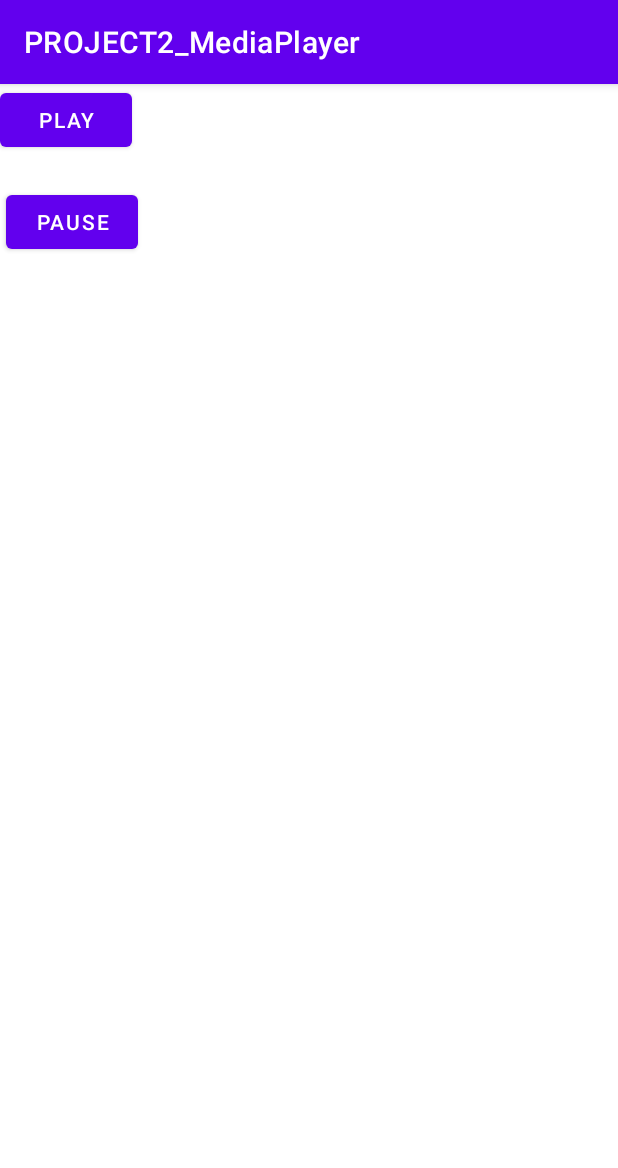
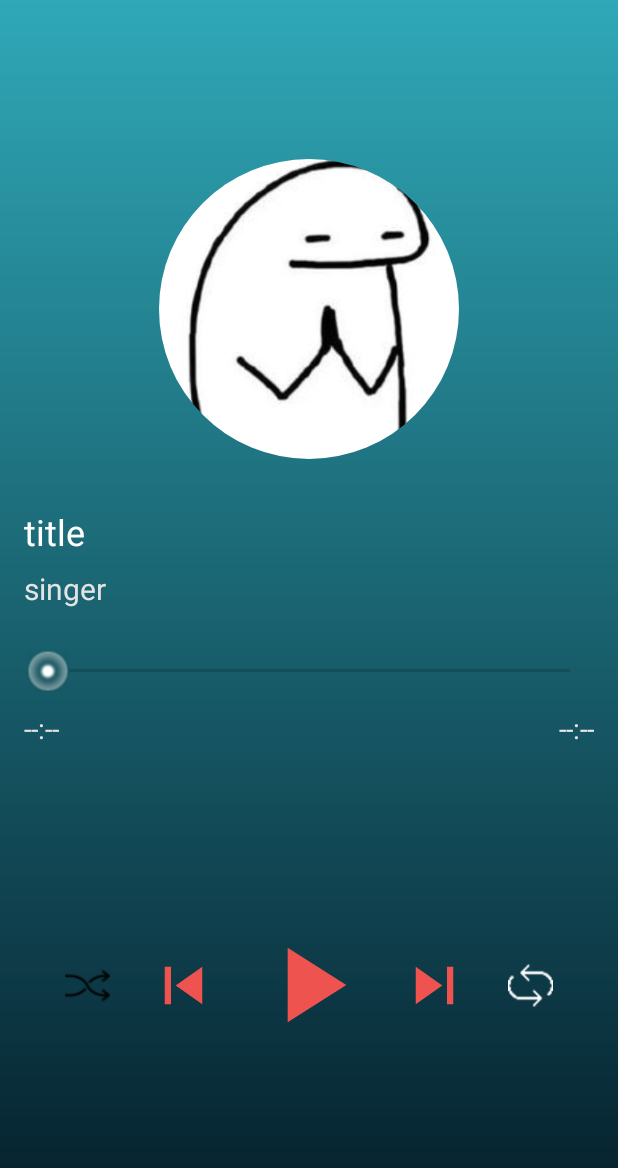
Before and after one commit to leythien2002/MusicPlayerApp, an Android app: the MusicPlaying screen opened directly, with no data from a screen before it, on a phone screen of 412 x 824 dp. Shown: the top 1168 px of the screen. Run offline under Robolectric (Android 15) with nearby library versions, the phone set to English and light mode, and no system bars; our stand-ins replace CircleImageView.

Commit message:
complete playing music

```diff
--- a/app/src/main/AndroidManifest.xml
+++ b/app/src/main/AndroidManifest.xml
@@ -27,6 +27,7 @@
             </intent-filter>
         </activity>
         <service android:name=".MyService"/>
+        <receiver android:name=".Receiver"/>
     </application>
 
 </manifest>
--- a/app/src/main/java/com/example/project2_mediaplayer/MusicPlaying.java
+++ b/app/src/main/java/com/example/project2_mediaplayer/MusicPlaying.java
@@ -1,62 +1,233 @@
 package com.example.project2_mediaplayer;
 
 import androidx.appcompat.app.AppCompatActivity;
+import androidx.localbroadcastmanager.content.LocalBroadcastManager;
 
+import android.content.BroadcastReceiver;
+import android.content.Context;
 import android.content.Intent;
+import android.content.IntentFilter;
+import android.graphics.Bitmap;
+import android.graphics.BitmapFactory;
+import android.media.MediaPlayer;
 import android.os.Bundle;
 import android.view.View;
+import android.view.animation.Animation;
+import android.view.animation.AnimationUtils;
 import android.widget.Button;
+import android.widget.ImageButton;
+import android.widget.SeekBar;
 import android.widget.TextView;
 
+import de.hdodenhof.circleimageview.CircleImageView;
+
 public class MusicPlaying extends AppCompatActivity {
-    private Button btnPlay,btnPause;
-    private TextView tvMusicName;
+    private ImageButton btnPlay,btnPause;
+    private ImageButton btnNext,btnPrevious,btnRepeat,btnRandom;
+    private SeekBar seekBar;
+    private CircleImageView circleImageView;
+    private TextView tvMusicName,tvAuthor,tvTimeTotal,tvTimeRun;
+    private MediaPlayer mediaPlayer;
+    private Animation animation;
     private Music music;
+    private boolean isPlaying;
+    //get Broadcast receiver. Cai nay dung de giao tiep giua activity va forceground
+    private BroadcastReceiver broadcastReceiver=new BroadcastReceiver() {
+        @Override
+        public void onReceive(Context context, Intent intent) {
+            Bundle bundle=intent.getExtras();
+            if(bundle==null){
+                return;
+            }
+            else{
+                int action= (int) bundle.get("action");
+                isPlaying= (boolean) bundle.get("checkPlaying");
+                handleAction(action);
+            }
+
+        }
+    };
+
+
 
     @Override
     protected void onCreate(Bundle savedInstanceState) {
         super.onCreate(savedInstanceState);
-        setContentView(R.layout.activity_music_playing);
-
+//        setContentView(R.layout.activity_music_playing);
+        LocalBroadcastManager.getInstance(this).registerReceiver(broadcastReceiver,new IntentFilter("send_data"));
+        setContentView(R.layout.music_playing);
         initUi();
         initListener();
     }
 
     private void initUi() {
-        btnPlay=findViewById(R.id.btnPlay);
-        btnPause=findViewById(R.id.btnPause);
-        tvMusicName=findViewById(R.id.tvMusicName);
+        btnPlay=findViewById(R.id.imageButtonplaypause);
+        btnNext=findViewById(R.id.imageButtonnext);
+        btnPrevious=findViewById(R.id.imageButtonprevious);
+//        btnPause=findViewById(R.id.btnPause);
+        tvMusicName=findViewById(R.id.textViewtenbaihatplaynhac);
+        tvAuthor=findViewById(R.id.textViewtencasiplaynhac);
+        tvTimeRun=findViewById(R.id.textViewruntime);
+        tvTimeTotal=findViewById(R.id.textViewtimetotal);
+        seekBar=findViewById(R.id.seekBartime);
+        circleImageView=findViewById(R.id.circle_MusicImage);
         Bundle bundle=getIntent().getExtras();
         if(bundle==null){
             return;
         }
         music= (Music) bundle.get("MusicObject");
         tvMusicName.setText(music.getMusicName());
+        tvAuthor.setText(music.getMusicAuthor());
+        //set Image for ImageView (disk play)
+        Bitmap img= BitmapFactory.decodeResource(getResources(),music.getMusicId());
+//        circleImageView.setImageResource(music.getResource());
+        circleImageView.setImageBitmap(img);
+        //control music
+        animation= AnimationUtils.loadAnimation(this,R.anim.rotation);
+        mediaPlayer=MediaPlayer.create(this,music.getResource());
+        mediaPlayer.setLooping(true);
+        mediaPlayer.seekTo(0);
+        String duration= millisecondsToString(mediaPlayer.getDuration());
+        tvTimeTotal.setText(duration);
+        seekBar.setMax(mediaPlayer.getDuration());
 
     }
     private void initListener(){
-        btnPause.setOnClickListener(new View.OnClickListener() {
-            @Override
-            public void onClick(View view) {
-                clickStopService();
-            }
-        });
+
         btnPlay.setOnClickListener(new View.OnClickListener() {
             @Override
             public void onClick(View view) {
-                clickStartService();
+//                if(mediaPlayer==null){
+//                    clickStartService();
+//                    handleAction(MyService.ACTION_RESUME);
+//                }
+                if(isPlaying){
+                    sendActionToService(MyService.ACTION_PAUSE);
+                    handleAction(MyService.ACTION_PAUSE);
+                }
+                else{
+                    sendActionToService(MyService.ACTION_RESUME);
+                    handleAction(MyService.ACTION_RESUME);
+                }
+
+
             }
         });
+        seekBar.setOnSeekBarChangeListener(new SeekBar.OnSeekBarChangeListener() {
+            @Override
+            public void onProgressChanged(SeekBar seekBar, int progress, boolean isFromUser) {
+                if(isFromUser){
+                    mediaPlayer.seekTo(progress);
+                    seekBar.setProgress(progress);
+                }
+
+            }
+
+            @Override
+            public void onStartTrackingTouch(SeekBar seekBar) {
+
+            }
+
+            @Override
+            public void onStopTrackingTouch(SeekBar seekBar) {
+
+            }
+        });
+        //AsyncTask ?
+        new Thread(new Runnable() {
+            @Override
+            public void run() {
+                while(mediaPlayer!=null){
+                    if(mediaPlayer.isPlaying()){
+                        try{
+                            final double current=mediaPlayer.getCurrentPosition();
+                            final String time= millisecondsToString((int)current);
+                            runOnUiThread(new Runnable() {
+                                @Override
+                                public void run() {
+                                    tvTimeRun.setText(time);
+                                    seekBar.setProgress((int)current);
+                                }
+                            });
+                            Thread.sleep(500);
+
+                        }catch (Exception e){
+
+                        }
+                    }
+                }
+            }
+        }).start();
     }
 
-    private void clickStartService() {
+//    private void playMusic(){
+//        if(mediaPlayer.isPlaying()){
+//            mediaPlayer.pause();
+//            btnPlay.setImageResource(R.drawable.ic_play_white);
+//            circleImageView.clearAnimation();
+//
+//        }else{
+//            mediaPlayer.start();
+//            btnPlay.setImageResource(R.drawable.pause);
+//            circleImageView.startAnimation(animation);
+//        }
+//    }
+//    private void clickStartService() {
+//        Intent i=new Intent(this,MyService.class);
+//        Bundle bundle=new Bundle();
+//        bundle.putSerializable("song",music);
+//        i.putExtras(bundle);
+//        startService(i);
+//
+//    }
+
+    private void clickStopService() {
+    }
+    private void handleAction(int action) {
+        switch (action){
+            //nen co 1 case nua de set layout visibility cho layout nho? khi play
+            case MyService.ACTION_PAUSE:
+                mediaPlayer.pause();
+                btnPlay.setImageResource(R.drawable.ic_play_white);
+                circleImageView.clearAnimation();
+                isPlaying=false;
+                break;
+            case MyService.ACTION_CLEAR: //cai nut tat
+                if(mediaPlayer!=null){
+                    mediaPlayer.release();
+                    mediaPlayer=null;
+
+                }
+                LocalBroadcastManager.getInstance(this).unregisterReceiver(broadcastReceiver);
+                Intent i =new Intent(this,MainActivity.class);
+                startActivity(i);
+                break;
+            case MyService.ACTION_RESUME:
+                mediaPlayer.start();
+                btnPlay.setImageResource(R.drawable.pause);
+                circleImageView.startAnimation(animation);
+
+                isPlaying=true;
+                break;
+        }
+    }
+    private void sendActionToService(int action){
         Intent i=new Intent(this,MyService.class);
         Bundle bundle=new Bundle();
         bundle.putSerializable("song",music);
         i.putExtras(bundle);
+        i.putExtra("action_music_service",action);//cai nay lien quan toi receiver .
         startService(i);
     }
-
-    private void clickStopService() {
+    private String millisecondsToString(int time){
+        String elapsedTime="";
+        int minutes=time/1000/60;
+        int seconds=time/1000%60;
+        elapsedTime=minutes+":";
+        if(seconds<10){
+            elapsedTime+="0";
+        }
+        elapsedTime+=seconds;
+        return elapsedTime;
     }
 }
--- /dev/null
+++ b/app/src/main/res/drawable/dark_bgr.xml
@@ -0,0 +1,4 @@
+<?xml version="1.0" encoding="utf-8"?>
+<shape xmlns:android="http://schemas.android.com/apk/res/android">
+    <gradient android:angle="90" android:startColor="#D8000510" android:endColor="#1AFFFFFF"/>
+</shape>
--- /dev/null
+++ b/app/src/main/res/drawable/music_player_bgr.xml
@@ -0,0 +1,4 @@
+<?xml version="1.0" encoding="utf-8"?>
+<shape xmlns:android="http://schemas.android.com/apk/res/android">
+    <solid android:color="#189EAF"/>
+</shape>
--- /dev/null
+++ b/app/src/main/res/layout/music_playing.xml
@@ -0,0 +1,174 @@
+<?xml version="1.0" encoding="utf-8"?>
+<RelativeLayout
+    xmlns:android="http://schemas.android.com/apk/res/android"
+    xmlns:app="http://schemas.android.com/apk/res-auto"
+    xmlns:tools="http://schemas.android.com/tools"
+    android:layout_width="match_parent"
+    android:layout_height="match_parent"
+    android:id="@+id/mContainer"
+    android:background="@drawable/music_player_bgr"
+    android:orientation="vertical"
+    >
+    <androidx.appcompat.widget.Toolbar
+        android:id="@+id/toolbarplaynhac"
+        android:layout_width="match_parent"
+        android:layout_height="50dp"
+        android:elevation="0dp"
+        android:background="#00FFFFFF"
+        android:gravity="center_horizontal"
+        android:minHeight="?attr/actionBarSize"
+        android:textAlignment="center"
+        android:theme="?attr/actionBarTheme"/>
+
+    <ImageView
+        android:id="@+id/imageGradient"
+        android:layout_width="match_parent"
+        android:layout_height="match_parent"
+        android:background="@drawable/dark_bgr"
+        app:layout_constraintBottom_toBottomOf="parent"
+        app:layout_constraintEnd_toEndOf="parent"
+        app:layout_constraintStart_toStartOf="parent" />
+
+    <de.hdodenhof.circleimageview.CircleImageView
+        android:id="@+id/circle_MusicImage"
+        android:layout_width="200dp"
+        android:layout_height="200dp"
+        android:layout_below="@+id/toolbarplaynhac"
+        android:src="@drawable/que"
+
+
+        android:layout_centerHorizontal="true"
+        android:layout_marginTop="56dp" />
+
+    <RelativeLayout
+        android:id="@+id/rl_in4music"
+        android:layout_width="wrap_content"
+        android:layout_height="wrap_content"
+        android:layout_below="@id/circle_MusicImage"
+        android:layout_marginStart="16dp"
+        android:layout_marginTop="32dp"
+        android:layout_marginEnd="16dp">
+
+        <TextView
+            android:id="@+id/textViewtenbaihatplaynhac"
+            android:layout_width="wrap_content"
+            android:layout_height="wrap_content"
+            android:maxWidth="310dp"
+            android:text="title"
+            android:textColor="#FFFFFF"
+            android:textSize="24sp" />
+
+        <TextView
+            android:id="@+id/textViewtencasiplaynhac"
+            android:layout_width="wrap_content"
+            android:layout_height="wrap_content"
+            android:layout_below="@+id/textViewtenbaihatplaynhac"
+            android:layout_marginTop="8dp"
+            android:maxWidth="350dp"
+            android:text="singer"
+            android:textColor="#E4E4E4"
+            android:textSize="20sp" />
+
+    </RelativeLayout>
+
+    <SeekBar
+        android:id="@+id/seekBartime"
+        android:layout_width="match_parent"
+        android:layout_height="35dp"
+        android:layout_below="@+id/rl_in4music"
+        android:layout_marginStart="16dp"
+        android:layout_marginTop="24dp"
+        android:layout_marginEnd="16dp"
+        android:progressTint="#FFFFFF"
+        android:thumb="@drawable/thumb" />
+
+    <RelativeLayout
+        android:id="@+id/rltime"
+        android:layout_width="match_parent"
+        android:layout_height="wrap_content"
+        android:layout_below="@+id/seekBartime"
+        android:layout_marginStart="16dp"
+        android:layout_marginTop="8dp"
+        android:layout_marginEnd="16dp">
+
+        <TextView
+            android:id="@+id/textViewruntime"
+            android:layout_width="wrap_content"
+            android:layout_height="wrap_content"
+            android:text="@string/runtime"
+            android:textColor="#E4E4E4"
+            android:textSize="18sp" />
+
+        <TextView
+            android:id="@+id/textViewtimetotal"
+            android:layout_width="wrap_content"
+            android:layout_height="wrap_content"
+            android:layout_alignParentEnd="true"
+            android:text="@string/totaltime"
+            android:textColor="#E8E8E8"
+            android:textSize="18sp" />
+    </RelativeLayout>
+
+    <RelativeLayout
+        android:layout_below="@id/rltime"
+        android:orientation="horizontal"
+        android:layout_marginStart="16dp"
+        android:layout_marginEnd="16dp"
+        android:layout_marginBottom="8dp"
+        android:layout_width="match_parent"
+        android:layout_height="match_parent">
+
+        <ImageButton
+            android:id="@+id/imageButtontron"
+            android:layout_width="30dp"
+            android:layout_height="30dp"
+            android:layout_centerVertical="true"
+            android:layout_marginEnd="24dp"
+            android:layout_toStartOf="@+id/imageButtonprevious"
+            android:background="@null"
+            android:scaleType="fitXY"
+            app:srcCompat="@drawable/iconsuffle" />
+
+        <ImageButton
+            android:id="@+id/imageButtonprevious"
+            android:layout_width="50dp"
+            android:layout_height="50dp"
+            android:layout_centerVertical="true"
+            android:layout_marginEnd="16dp"
+            android:layout_toStartOf="@+id/imageButtonplaypause"
+            android:background="@null"
+            android:scaleType="fitXY"
+            app:srcCompat="@drawable/ic_skip_previous_white_24dp" />
+
+        <ImageButton
+            android:id="@+id/imageButtonplaypause"
+            android:layout_width="85dp"
+            android:layout_height="85dp"
+            android:layout_centerInParent="true"
+            android:background="@null"
+            android:scaleType="fitXY"
+            app:srcCompat="@drawable/ic_play_white" />
+
+        <ImageButton
+            android:id="@+id/imageButtonnext"
+            android:layout_width="50dp"
+            android:layout_height="50dp"
+            android:layout_centerVertical="true"
+            android:layout_marginStart="16dp"
+            android:layout_toEndOf="@+id/imageButtonplaypause"
+            android:background="@null"
+            android:scaleType="fitXY"
+            app:srcCompat="@drawable/ic_skip_next_white_24dp" />
+
+        <ImageButton
+            android:id="@+id/imageButtonlap"
+            android:layout_width="30dp"
+            android:layout_height="30dp"
+            android:layout_centerVertical="true"
+            android:layout_marginStart="24dp"
+            android:layout_toEndOf="@+id/imageButtonnext"
+            android:background="@null"
+            android:scaleType="fitXY"
+            app:srcCompat="@drawable/iconrepeat" />
+    </RelativeLayout>
+</RelativeLayout>
--- a/app/src/main/res/values-night/themes.xml
+++ b/app/src/main/res/values-night/themes.xml
@@ -1,6 +1,6 @@
 <resources xmlns:tools="http://schemas.android.com/tools">
     <!-- Base application theme. -->
-    <style name="Theme.PROJECT2_MediaPlayer" parent="Theme.MaterialComponents.DayNight.DarkActionBar">
+    <style name="Theme.PROJECT2_MediaPlayer" parent="Theme.MaterialComponents.DayNight.NoActionBar">
         <!-- Primary brand color. -->
         <item name="colorPrimary">@color/purple_200</item>
         <item name="colorPrimaryVariant">@color/purple_700</item>
--- a/app/src/main/res/values/strings.xml
+++ b/app/src/main/res/values/strings.xml
@@ -3,5 +3,6 @@
     <string name="bottom_listMusic">List Music</string>
     <string name="bottom_setting">Setting</string>
     <string name="bottom_author">Author</string>
-
+    <string name="runtime">--:--</string>
+    <string name="totaltime">--:--</string>
 </resources>
--- a/app/src/main/res/values/themes.xml
+++ b/app/src/main/res/values/themes.xml
@@ -1,6 +1,6 @@
 <resources xmlns:tools="http://schemas.android.com/tools">
     <!-- Base application theme. -->
-    <style name="Theme.PROJECT2_MediaPlayer" parent="Theme.MaterialComponents.DayNight.DarkActionBar">
+    <style name="Theme.PROJECT2_MediaPlayer" parent="Theme.MaterialComponents.DayNight.NoActionBar">
         <!-- Primary brand color. -->
         <item name="colorPrimary">@color/purple_500</item>
         <item name="colorPrimaryVariant">@color/purple_700</item>
```
Also changed, not shown: app/src/main/java/com/example/project2_mediaplayer/MainActivity.java (+22 -0 lines), app/src/main/java/com/example/project2_mediaplayer/MyService.java (+87 -12 lines), app/src/main/java/com/example/project2_mediaplayer/Receiver.java (added, +20 -0 lines), app/src/main/res/anim/rotation.xml (added, +12 -0 lines), app/src/main/res/drawable/iconrepeat.png (added), app/src/main/res/drawable/iconsuffle.png (added), app/src/main/res/drawable/thumb.png (added).
